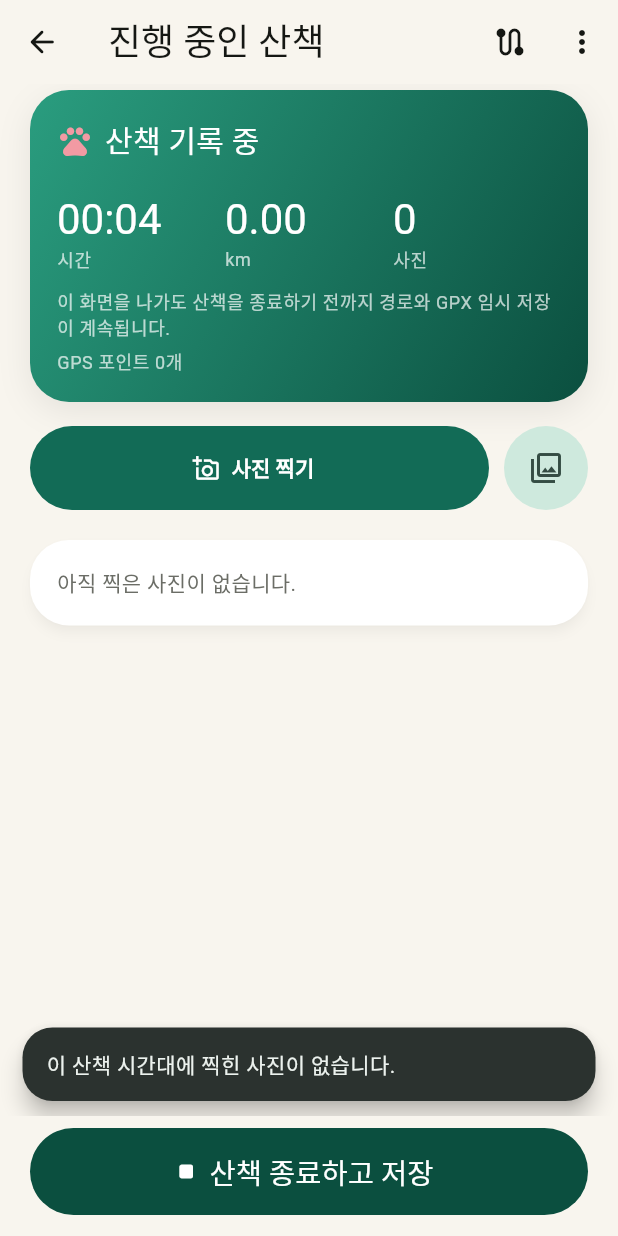
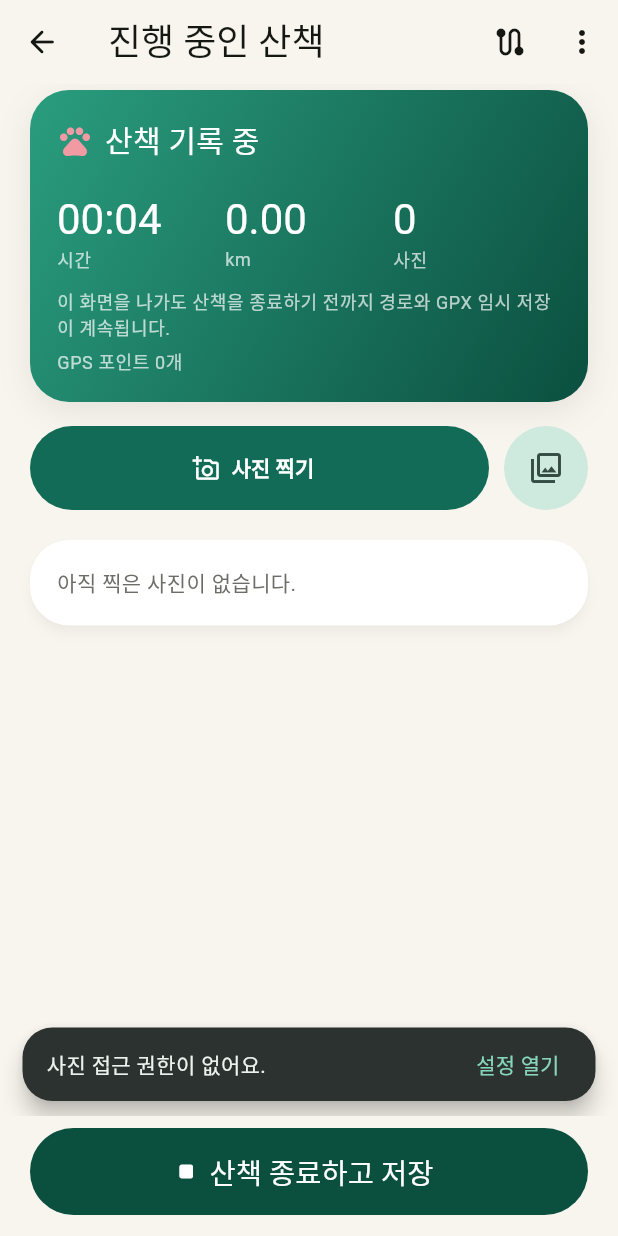
Before and after one commit to sajacaros/footnote, a Flutter app: the RecordWalkScreen screen opened directly, after a tap on "사진 찍기", after a tap on the "photo library" icon, on a phone screen of 412 x 824 dp. Run offline on Flutter 3.47's test engine with Material 3 defaults, Android fonts, the phone set to English and light mode, and no system bars; our stand-ins replace flutter_image_compress, flutter_local_notifications, flutter_map, flutter_secure_storage, flutter_timezone, geolocator and 5 more; missing offline and left inert: flutter_map_vector_tiles, health, photo_manager, photo_manager_image_provider; accounts and stored records are empty; Roboto replaces fonts that are missing (Jua).

Commit message:
Find walk photos reliably and explain why none were found
- Request image-only photo permission. The default also asks for video,
  which the manifest doesn't declare, so Android 13 always reported a
  denial.
- Filter by time in the MediaStore query (date taken, falling back to
  date added) instead of opening the latest 1000 files one by one, so
  older walks work and large galleries stay fast. The end margin grows
  to 30 minutes to cover auto-finish trimming.
- When no photos come back, say why: no permission (with a settings
  button), limited access (with "pick more photos"), or simply none in
  that time window. The settings page no longer opens on its own.
- A denied camera permission now shows a status message instead of
  failing silently, and the walk detail "add photos" menu re-enables
  even if the search throws.

Co-Authored-By: Claude Opus 5.5 <noreply@anthropic.com>

```diff
--- a/lib/screens/record_walk_screen.dart
+++ b/lib/screens/record_walk_screen.dart
@@ -198,20 +198,14 @@ class _RecordWalkScreenState extends State<RecordWalkScreen> {
       return;
     }
 
-    final candidates = await SessionPhotoFinder.findPhotos(
+    final search = await SessionPhotoFinder.findPhotos(
       startedAt: startedAt,
       endedAt: DateTime.now(),
     );
-    if (!mounted) {
+    if (!mounted || showPhotoSearchNotice(context, search)) {
       return;
     }
-
-    if (candidates.isEmpty) {
-      ScaffoldMessenger.of(context).showSnackBar(
-        const SnackBar(content: Text('이 산책 시간대에 찍힌 사진이 없습니다.')),
-      );
-      return;
-    }
+    final candidates = search.candidates;
 
     final result = await showModalBottomSheet<PhotoManageResult>(
       context: context,
--- a/lib/screens/walk_detail_screen.dart
+++ b/lib/screens/walk_detail_screen.dart
@@ -291,21 +291,22 @@ class _WalkDetailScreenState extends State<WalkDetailScreen> {
 
   Future<void> _addSessionPhotos() async {
     setState(() => _addingPhotos = true);
-    final candidates = await SessionPhotoFinder.findPhotos(
-      startedAt: _session.startedAt,
-      endedAt: _session.endedAt,
-    );
-    if (!mounted) {
+    final SessionPhotoSearch search;
+    try {
+      search = await SessionPhotoFinder.findPhotos(
+        startedAt: _session.startedAt,
+        endedAt: _session.endedAt,
+      );
+    } finally {
+      // 실패해도 '사진 추가' 메뉴가 계속 꺼져 있지 않게 한다.
+      if (mounted) {
+        setState(() => _addingPhotos = false);
+      }
+    }
+    if (!mounted || showPhotoSearchNotice(context, search)) {
       return;
     }
-    setState(() => _addingPhotos = false);
-
-    if (candidates.isEmpty) {
-      ScaffoldMessenger.of(context).showSnackBar(
-        const SnackBar(content: Text('이 산책 시간대에 찍힌 사진이 없습니다.')),
-      );
-      return;
-    }
+    final candidates = search.candidates;
 
     final result = await showModalBottomSheet<PhotoManageResult>(
       context: context,
--- a/lib/services/active_walk_service.dart
+++ b/lib/services/active_walk_service.dart
@@ -2,6 +2,7 @@ import 'dart:async';
 import 'dart:io';
 
 import 'package:flutter/foundation.dart';
+import 'package:flutter/services.dart';
 import 'package:image_picker/image_picker.dart';
 import 'package:intl/intl.dart';
 import 'package:latlong2/latlong.dart';
@@ -108,11 +109,22 @@ class ActiveWalkService extends ChangeNotifier {
       return;
     }
 
-    final picked = await _picker.pickImage(
-      source: ImageSource.camera,
-      imageQuality: 86,
-      maxWidth: 1800,
-    );
+    final XFile? picked;
+    try {
+      picked = await _picker.pickImage(
+        source: ImageSource.camera,
+        imageQuality: 86,
+        maxWidth: 1800,
+      );
+    } on PlatformException catch (error) {
+      // 카메라 권한을 거부하면 여기로 온다. 조용히 끝내지 말고 알려 준다.
+      debugPrint('camera failed: ${error.code}');
+      _status = error.code == 'camera_access_denied'
+          ? '카메라 권한을 허용하면 사진을 찍을 수 있어요.'
+          : '카메라를 열지 못했어요.';
+      notifyListeners();
+      return;
+    }
     if (picked == null) {
       return;
     }
--- a/lib/services/photo_storage.dart
+++ b/lib/services/photo_storage.dart
@@ -2,6 +2,8 @@ import 'dart:io';
 
 import 'package:path/path.dart' as p;
 import 'package:photo_manager/photo_manager.dart';
+
+import 'session_photo_finder.dart';
 
 class PhotoStorage {
   static const _relativePath = 'Pictures/Footnote Walk';
@@ -15,7 +17,9 @@ class PhotoStorage {
     final fileName =
         '${sessionId}_${DateTime.now().microsecondsSinceEpoch}$extension';
 
-    final permission = await PhotoManager.requestPermissionExtend();
+    final permission = await PhotoManager.requestPermissionExtend(
+      requestOption: photoPermissionOption,
+    );
     if (!permission.hasAccess) {
       return source.path;
     }
--- a/lib/services/session_photo_finder.dart
+++ b/lib/services/session_photo_finder.dart
@@ -1,6 +1,15 @@
 import 'dart:io';
 
 import 'package:photo_manager/photo_manager.dart';
+
+/// 사진(이미지)만 요청한다. 기본값(RequestType.common)은 영상 권한까지 요구하는데
+/// 매니페스트에 READ_MEDIA_VIDEO가 없어서 Android 13에서는 늘 거부로 판정된다.
+const photoPermissionOption = PermissionRequestOption(
+  androidPermission: AndroidPermission(
+    type: RequestType.image,
+    mediaLocation: false,
+  ),
+);
 
 class SessionPhotoCandidate {
   const SessionPhotoCandidate({
@@ -14,36 +23,60 @@ class SessionPhotoCandidate {
   final String path;
 }
 
+enum PhotoAccess { full, limited, denied }
+
+class SessionPhotoSearch {
+  const SessionPhotoSearch(this.access, this.candidates);
+
+  final PhotoAccess access;
+  final List<SessionPhotoCandidate> candidates;
+}
+
 class SessionPhotoFinder {
-  static Future<List<SessionPhotoCandidate>> findPhotos({
+  static Future<SessionPhotoSearch> findPhotos({
     required DateTime startedAt,
     required DateTime endedAt,
   }) async {
-    final permission = await PhotoManager.requestPermissionExtend();
+    final permission = await PhotoManager.requestPermissionExtend(
+      requestOption: photoPermissionOption,
+    );
     if (!permission.hasAccess) {
-      await PhotoManager.openSetting();
-      return [];
+      return const SessionPhotoSearch(PhotoAccess.denied, []);
     }
+    final access =
+        permission.isAuth ? PhotoAccess.full : PhotoAccess.limited;
 
-    final count = await PhotoManager.getAssetCount(type: RequestType.image);
+    // 시간대 조건을 쿼리에 넣는다. 예전처럼 최근 1000장의 파일을 하나씩 열어
+    // 보면 사진이 많은 폰에서 한참 걸리고, 1000장보다 오래된 산책은 못 찾는다.
+    // 기준은 찍은 시각(datetaken, ms)이고, 없으면 추가된 시각(date_added, 초)을 쓴다.
+    // createTimeCond는 date_added만 보므로 나중에 폰에 저장된 사진을 놓친다.
+    // 자동 종료는 멈춘 뒤 최대 20분을 잘라 내므로 끝 쪽 여유를 넉넉히 둔다.
+    final queryStart = startedAt.subtract(const Duration(minutes: 10));
+    final queryEnd = endedAt.add(const Duration(minutes: 30));
+    final minMs = queryStart.millisecondsSinceEpoch;
+    final maxMs = queryEnd.millisecondsSinceEpoch;
+    final filter = CustomFilter.sql(
+      where: 'COALESCE(NULLIF(datetaken, 0), date_added * 1000) '
+          'BETWEEN $minMs AND $maxMs',
+      orderBy: const [OrderByItem.desc('datetaken')],
+    );
+
+    final count = await PhotoManager.getAssetCount(
+      type: RequestType.image,
+      filterOption: filter,
+    );
     if (count == 0) {
-      return [];
+      return SessionPhotoSearch(access, const []);
     }
 
     final assets = await PhotoManager.getAssetListRange(
       start: 0,
-      end: count > 1000 ? 1000 : count,
+      end: count,
       type: RequestType.image,
-      filterOption: FilterOptionGroup(
-        orders: const [
-          OrderOption(type: OrderOptionType.createDate, asc: false),
-        ],
-      ),
+      filterOption: filter,
     );
 
     final candidates = <SessionPhotoCandidate>[];
-    final queryStart = startedAt.subtract(const Duration(minutes: 10));
-    final queryEnd = endedAt.add(const Duration(minutes: 10));
     for (final asset in assets) {
       final file = await asset.file;
       if (file == null) {
@@ -61,8 +94,12 @@ class SessionPhotoFinder {
         ),
       );
     }
-    return candidates;
+    return SessionPhotoSearch(access, candidates);
   }
+
+  /// 일부 사진만 허용한 상태에서 사진을 더 고르게 한다.
+  static Future<void> selectMorePhotos() =>
+      PhotoManager.presentLimited(type: RequestType.image);
 
   static Future<String?> filePath(SessionPhotoCandidate candidate) async =>
       candidate.path;
--- a/lib/widgets/session_photo_manager_sheet.dart
+++ b/lib/widgets/session_photo_manager_sheet.dart
@@ -5,6 +5,41 @@ import 'package:photo_manager_image_provider/photo_manager_image_provider.dart';
 import '../models/walk_models.dart';
 import '../services/session_photo_finder.dart';
 import '../theme/app_theme.dart';
+
+/// 고를 사진이 없을 때 이유에 맞는 안내를 띄운다. 안내를 띄웠으면 true.
+bool showPhotoSearchNotice(BuildContext context, SessionPhotoSearch search) {
+  if (search.candidates.isNotEmpty) {
+    return false;
+  }
+  final messenger = ScaffoldMessenger.of(context);
+  switch (search.access) {
+    case PhotoAccess.denied:
+      messenger.showSnackBar(
+        const SnackBar(
+          content: Text('사진 접근 권한이 없어요.'),
+          action: SnackBarAction(
+            label: '설정 열기',
+            onPressed: PhotoManager.openSetting,
+          ),
+        ),
+      );
+    case PhotoAccess.limited:
+      messenger.showSnackBar(
+        const SnackBar(
+          content: Text('허용한 사진 중에는 이 산책 시간대 사진이 없어요.'),
+          action: SnackBarAction(
+            label: '사진 더 고르기',
+            onPressed: SessionPhotoFinder.selectMorePhotos,
+          ),
+        ),
+      );
+    case PhotoAccess.full:
+      messenger.showSnackBar(
+        const SnackBar(content: Text('이 산책 시간대에 찍힌 사진이 없습니다.')),
+      );
+  }
+  return true;
+}
 
 class PhotoManageResult {
   const PhotoManageResult({
```
